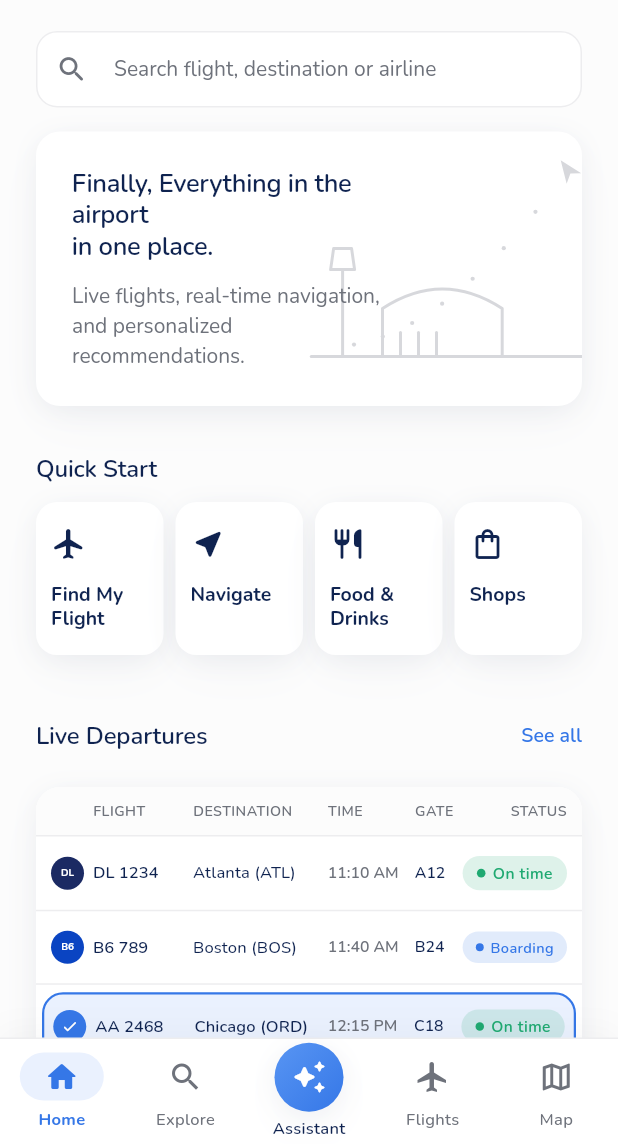
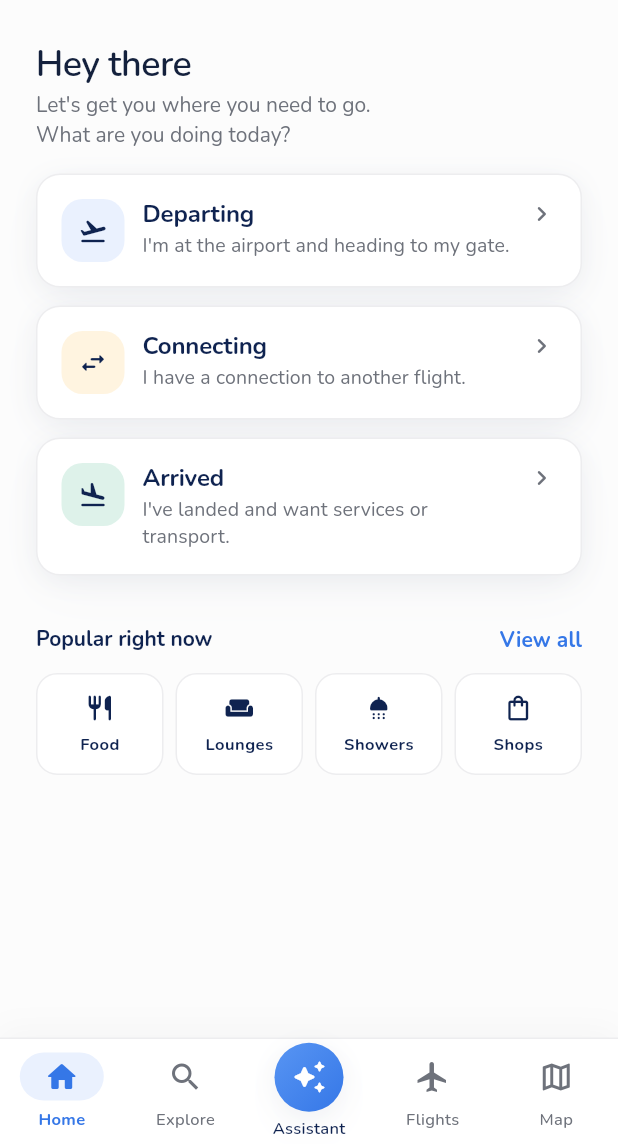
Before and after one commit to meitarmatzner16-create/airportnav, a Flutter app: the screen it shows after launch, after a tap on "Skip", on a phone screen of 412 x 824 dp, the part 92-1236 px from its top. Run offline on Flutter 3.47's test engine with Material 3 defaults, Android fonts, the phone set to English and light mode, and no system bars; our stand-ins replace flutter_riverpod, go_router, google_fonts, hive, hive_flutter, shared_preferences and 3 more; accounts and stored records are empty.

Commit message:
feat(home): Home becomes the stage chooser
Departing, connecting and arriving are genuinely different journeys and no
amount of flight data tells the app which one you are on - the same boarding
pass belongs to someone about to check in and to someone who just landed with
90 minutes to make a connection. That is the question Home now asks.

The chosen stage stops being a door: it carries step, gate and boarding time,
so the second launch reports rather than asks. The airport picker stays in the
header - it is the app's only writer of detectedAirportProvider.

Co-Authored-By: Claude Opus 4.8 <noreply@anthropic.com>

```diff
--- a/lib/features/home/presentation/home_screen.dart
+++ b/lib/features/home/presentation/home_screen.dart
@@ -4,21 +4,19 @@ import 'package:go_router/go_router.dart';
 
 import '../../../core/constants/app_colors.dart';
 import '../../../core/constants/app_spacing.dart';
-import '../../../features/flight/domain/entities/flight.dart';
 import '../../../features/flight/presentation/providers/flight_providers.dart';
-import 'widgets/assistant_entry_card.dart';
+import '../../../features/journey/domain/entities/journey.dart';
+import '../../../features/journey/presentation/providers/journey_providers.dart';
 import 'widgets/home_header.dart';
-import 'widgets/home_hero_banner.dart';
-import 'widgets/home_search_bar.dart';
-import 'widgets/live_departures_section.dart';
-import 'widgets/quick_start_section.dart';
-import 'widgets/upcoming_flight_card.dart';
+import 'widgets/stage_card.dart';
 
 const _gutter = AppSpacing.gutter;
 const _sectionGap = AppSpacing.sectionGap;
 
-/// AirportNav home - a live departures board that turns a chosen flight into
-/// personalized navigation, quick actions, and an assistant entry.
+/// Home asks the one question the app cannot answer for itself: are you
+/// departing, connecting or arriving? Knowing the flight does not settle it -
+/// the same boarding pass belongs to someone about to check in and to someone
+/// who just landed with 90 minutes to make the connection.
 class HomeScreen extends ConsumerWidget {
   const HomeScreen({super.key});
 
@@ -26,16 +24,15 @@ class HomeScreen extends ConsumerWidget {
 
   @override
   Widget build(BuildContext context, WidgetRef ref) {
-    final isDark = Theme.of(context).brightness == Brightness.dark;
+    final theme = Theme.of(context);
+    final isDark = theme.brightness == Brightness.dark;
     final detectedAirport = ref.watch(detectedAirportProvider);
-    final upcoming = ref.watch(upcomingFlightsProvider);
-    final selected = ref.watch(selectedFlightProvider);
-    final displayFlight = _displayFlight(selected, upcoming);
+    final journey = ref.watch(journeyProvider);
+    final muted = isDark ? AppColors.dMuted : AppColors.muted;
 
-    void snack(String message) {
-      ScaffoldMessenger.of(context)
-        ..hideCurrentSnackBar()
-        ..showSnackBar(SnackBar(content: Text(message)));
+    void start(JourneyStage stage) {
+      ref.read(journeyStageProvider.notifier).state = stage;
+      context.push('/journey');
     }
 
     return Scaffold(
@@ -45,7 +42,6 @@ class HomeScreen extends ConsumerWidget {
           padding: EdgeInsets.zero,
           children: [
             const SizedBox(height: AppSpacing.smMd),
-            // ── Header ────────────────────────────────────────────────
             Padding(
               padding: const EdgeInsets.symmetric(horizontal: _gutter),
               child: HomeHeader(
@@ -53,88 +49,77 @@ class HomeScreen extends ConsumerWidget {
                 airports: _airports,
                 onAirportChanged: (v) =>
                     ref.read(detectedAirportProvider.notifier).state = v,
-                onNotifications: () => snack("You're all caught up."),
+                onNotifications: () {
+                  ScaffoldMessenger.of(context)
+                    ..hideCurrentSnackBar()
+                    ..showSnackBar(
+                        const SnackBar(content: Text("You're all caught up.")));
+                },
                 onProfile: () => context.go('/more'),
               ),
             ),
-            const SizedBox(height: AppSpacing.md),
-            // ── Search ────────────────────────────────────────────────
+            const SizedBox(height: AppSpacing.lg),
             Padding(
               padding: const EdgeInsets.symmetric(horizontal: _gutter),
-              child: HomeSearchBar(
-                hint: 'Search flight, destination or airline',
-                flights: upcoming,
-                onSelected: (f) =>
-                    ref.read(selectedFlightProvider.notifier).state = f,
-              ),
-            ),
-            const SizedBox(height: AppSpacing.md),
-            // ── Hero banner ───────────────────────────────────────────
-            const Padding(
-              padding: EdgeInsets.symmetric(horizontal: _gutter),
-              child: HomeHeroBanner(),
-            ),
-            const SizedBox(height: _sectionGap),
-            // ── Quick Start ───────────────────────────────────────────
-            Padding(
-              padding: const EdgeInsets.symmetric(horizontal: _gutter),
-              child: QuickStartSection(
-                items: [
-                  QuickStartItem(
-                    icon: Icons.flight_rounded,
-                    label: 'Find My Flight',
-                    onTap: () => context.go('/flights'),
-                  ),
-                  QuickStartItem(
-                    icon: Icons.near_me_rounded,
-                    label: 'Navigate',
-                    onTap: () => context.go('/map'),
-                  ),
-                  QuickStartItem(
-                    icon: Icons.restaurant_rounded,
-                    label: 'Food & Drinks',
-                    onTap: () => context.go('/explore'),
-                  ),
-                  QuickStartItem(
-                    icon: Icons.shopping_bag_outlined,
-                    label: 'Shops',
-                    onTap: () => context.go('/explore'),
+              child: Column(
+                crossAxisAlignment: CrossAxisAlignment.start,
+                children: [
+                  Text('Hey there', style: theme.textTheme.displaySmall),
+                  const SizedBox(height: 3),
+                  Text(
+                    "Let's get you where you need to go.\nWhat are you doing today?",
+                    style: theme.textTheme.bodyMedium
+                        ?.copyWith(color: muted, height: 1.45),
                   ),
                 ],
               ),
             ),
-            const SizedBox(height: _sectionGap),
-            // ── Live Departures ───────────────────────────────────────
+            const SizedBox(height: AppSpacing.md),
             Padding(
               padding: const EdgeInsets.symmetric(horizontal: _gutter),
-              child: LiveDeparturesSection(
-                flights: upcoming,
-                selectedFlightId: displayFlight?.id,
-                onSelect: (f) =>
-                    ref.read(selectedFlightProvider.notifier).state = f,
-                onSeeAll: () => context.go('/flights'),
+              child: StageCard(
+                icon: Icons.flight_takeoff_rounded,
+                title: 'Departing',
+                description: "I'm at the airport and heading to my gate.",
+                tint: isDark ? AppColors.skyAlpha15 : AppColors.skyTint,
+                liveJourney:
+                    journey?.stage == JourneyStage.departing ? journey : null,
+                onTap: () => start(JourneyStage.departing),
+              ),
+            ),
+            const SizedBox(height: AppSpacing.smMd),
+            Padding(
+              padding: const EdgeInsets.symmetric(horizontal: _gutter),
+              child: StageCard(
+                icon: Icons.swap_horiz_rounded,
+                title: 'Connecting',
+                description: 'I have a connection to another flight.',
+                tint: isDark ? AppColors.amberAlpha15 : AppColors.amberTint,
+                liveJourney:
+                    journey?.stage == JourneyStage.connecting ? journey : null,
+                onTap: () => start(JourneyStage.connecting),
+              ),
+            ),
+            const SizedBox(height: AppSpacing.smMd),
+            Padding(
+              padding: const EdgeInsets.symmetric(horizontal: _gutter),
+              child: StageCard(
+                icon: Icons.flight_land_rounded,
+                title: 'Arrived',
+                description: "I've landed and want services or transport.",
+                tint: AppColors.successAlpha15,
+                onTap: () {
+                  ScaffoldMessenger.of(context)
+                    ..hideCurrentSnackBar()
+                    ..showSnackBar(const SnackBar(
+                        content: Text('Arrived is coming next.')));
+                },
               ),
             ),
             const SizedBox(height: _sectionGap),
-            // ── Your Upcoming Flight ──────────────────────────────────
-            if (displayFlight != null) ...[
-              Padding(
-                padding: const EdgeInsets.symmetric(horizontal: _gutter),
-                child: UpcomingFlightCard(
-                  flight: displayFlight,
-                  // Opens the flight's own detail, not a boarding pass - the
-                  // app tells you about your flight, it does not carry it.
-                  onTap: () => context.push('/home/flight/${displayFlight.id}'),
-                ),
-              ),
-              const SizedBox(height: _sectionGap),
-            ],
-            // ── Assistant ─────────────────────────────────────────────
             Padding(
               padding: const EdgeInsets.symmetric(horizontal: _gutter),
-              child: AssistantEntryCard(
-                onTap: () => context.go('/voice-chat'),
-              ),
+              child: _PopularRow(onExplore: () => context.go('/explore')),
             ),
             const SizedBox(height: AppSpacing.xxl),
           ],
@@ -142,15 +127,89 @@ class HomeScreen extends ConsumerWidget {
       ),
     );
   }
+}
 
-  /// Explicit selection wins; otherwise default to the wireframe's featured
-  /// flight (AA 2468) if present, else the soonest departure.
-  Flight? _displayFlight(Flight? selected, List<Flight> upcoming) {
-    if (selected != null) return selected;
-    if (upcoming.isEmpty) return null;
-    return upcoming.firstWhere(
-      (f) => f.flightNumber == 'AA 2468',
-      orElse: () => upcoming.first,
+class _PopularRow extends StatelessWidget {
+  final VoidCallback onExplore;
+  const _PopularRow({required this.onExplore});
+
+  static const _items = <(IconData, String)>[
+    (Icons.restaurant_rounded, 'Food'),
+    (Icons.weekend_rounded, 'Lounges'),
+    (Icons.shower_rounded, 'Showers'),
+    (Icons.shopping_bag_outlined, 'Shops'),
+  ];
+
+  @override
+  Widget build(BuildContext context) {
+    final theme = Theme.of(context);
+    final isDark = theme.brightness == Brightness.dark;
+    final textColor = isDark ? AppColors.dText : AppColors.ink;
+    final hairline = isDark ? AppColors.dHairline : AppColors.hairline;
+
+    return Column(
+      crossAxisAlignment: CrossAxisAlignment.start,
+      children: [
+        Row(
+          children: [
+            Expanded(
+              child: Text('Popular right now',
+                  maxLines: 1,
+                  overflow: TextOverflow.ellipsis,
+                  style: theme.textTheme.titleMedium?.copyWith(
+                      color: textColor, fontWeight: FontWeight.w700)),
+            ),
+            InkWell(
+              onTap: onExplore,
+              child: Text('View all',
+                  style: theme.textTheme.labelLarge?.copyWith(
+                    color: isDark ? AppColors.dSky : AppColors.sky,
+                    fontWeight: FontWeight.w700,
+                  )),
+            ),
+          ],
+        ),
+        const SizedBox(height: AppSpacing.smMd),
+        Row(
+          children: [
+            for (var i = 0; i < _items.length; i++) ...[
+              if (i > 0) const SizedBox(width: AppSpacing.sm),
+              Expanded(
+                child: Container(
+                  decoration: BoxDecoration(
+                    color: isDark ? AppColors.dSurface : AppColors.card,
+                    borderRadius: BorderRadius.circular(AppSpacing.radiusMd),
+                    border: Border.all(color: hairline, width: 1),
+                  ),
+                  child: Material(
+                    color: Colors.transparent,
+                    borderRadius: BorderRadius.circular(AppSpacing.radiusMd),
+                    clipBehavior: Clip.antiAlias,
+                    child: InkWell(
+                      onTap: onExplore,
+                      child: Padding(
+                        padding: const EdgeInsets.symmetric(
+                            vertical: AppSpacing.smMd),
+                        child: Column(
+                          children: [
+                            Icon(_items[i].$1, size: 20, color: textColor),
+                            const SizedBox(height: 6),
+                            Text(_items[i].$2,
+                                style: theme.textTheme.labelSmall?.copyWith(
+                                  color: textColor,
+                                  fontWeight: FontWeight.w700,
+                                )),
+                          ],
+                        ),
+                      ),
+                    ),
+                  ),
+                ),
+              ),
+            ],
+          ],
+        ),
+      ],
     );
   }
 }
--- /dev/null
+++ b/lib/features/home/presentation/widgets/stage_card.dart
@@ -0,0 +1,192 @@
+import 'package:flutter/material.dart';
+
+import '../../../../core/constants/app_colors.dart';
+import '../../../../core/constants/app_spacing.dart';
+import '../../../../core/constants/app_typography.dart';
+import '../../../../core/theme/app_theme.dart';
+import '../../../journey/domain/entities/journey.dart';
+
+/// One of the three ways into the airport.
+///
+/// Before it is chosen it describes a choice. Once it is the active stage it
+/// carries live status instead, so the second launch tells the traveller
+/// something rather than asking the same question again.
+class StageCard extends StatelessWidget {
+  final IconData icon;
+  final String title;
+  final String description;
+  final Color tint;
+  final Journey? liveJourney;
+  final VoidCallback onTap;
+
+  const StageCard({
+    super.key,
+    required this.icon,
+    required this.title,
+    required this.description,
+    required this.tint,
+    required this.onTap,
+    this.liveJourney,
+  });
+
+  bool get _isActive => liveJourney != null;
+
+  @override
+  Widget build(BuildContext context) {
+    final theme = Theme.of(context);
+    final isDark = theme.brightness == Brightness.dark;
+    final sky = isDark ? AppColors.dSky : AppColors.sky;
+    final muted = isDark ? AppColors.dMuted : AppColors.muted;
+    final textColor = isDark ? AppColors.dText : AppColors.ink;
+    final hairline = isDark ? AppColors.dHairline : AppColors.hairline;
+
+    return Container(
+      decoration: BoxDecoration(
+        color: isDark ? AppColors.dSurface : AppColors.card,
+        borderRadius: BorderRadius.circular(AppSpacing.radiusLg),
+        border: _isActive
+            ? Border.all(color: sky, width: 2)
+            : Border.all(color: hairline, width: 1),
+        boxShadow: isDark ? null : AppShadows.card,
+      ),
+      child: Material(
+        color: Colors.transparent,
+        borderRadius: BorderRadius.circular(AppSpacing.radiusLg),
+        clipBehavior: Clip.antiAlias,
+        child: InkWell(
+          onTap: onTap,
+          child: Padding(
+            padding: const EdgeInsets.all(AppSpacing.md),
+            child: Column(
+              crossAxisAlignment: CrossAxisAlignment.start,
+              children: [
+                Row(
+                  crossAxisAlignment: CrossAxisAlignment.start,
+                  children: [
+                    Container(
+                      width: 42,
+                      height: 42,
+                      decoration: BoxDecoration(
+                        color: tint,
+                        borderRadius:
+                            BorderRadius.circular(AppSpacing.radiusMd),
+                      ),
+                      child: Icon(icon, size: 20, color: textColor),
+                    ),
+                    const SizedBox(width: AppSpacing.smMd),
+                    Expanded(
+                      child: Column(
+                        crossAxisAlignment: CrossAxisAlignment.start,
+                        children: [
+                          Row(
+                            children: [
+                              Flexible(
+                                child: Text(
+                                  title,
+                                  maxLines: 1,
+                                  overflow: TextOverflow.ellipsis,
+                                  style: theme.textTheme.titleLarge?.copyWith(
+                                    color: textColor,
+                                    fontWeight: FontWeight.w700,
+                                  ),
+                                ),
+                              ),
+                              if (_isActive) ...[
+                                const SizedBox(width: AppSpacing.sm),
+                                Container(
+                                  padding: const EdgeInsets.symmetric(
+                                      horizontal: 7, vertical: 2),
+                                  decoration: BoxDecoration(
+                                    color: sky,
+                                    borderRadius: BorderRadius.circular(
+                                        AppSpacing.radiusFull),
+                                  ),
+                                  child: Text(
+                                    'ACTIVE',
+                                    style:
+                                        theme.textTheme.labelSmall?.copyWith(
+                                      color: Colors.white,
+                                      fontWeight: FontWeight.w700,
+                                      fontSize: 9,
+                                    ),
+                                  ),
+                                ),
+                              ],
+                            ],
+                          ),
+                          const SizedBox(height: 2),
+                          Text(
+                            _isActive
+                                ? 'Next: ${liveJourney!.currentStep.title}'
+                                    '${liveJourney!.currentStep.queueMinutes > 0 ? ' · ${liveJourney!.currentStep.queueMinutes} min queue' : ''}'
+                                : description,
+                            style: theme.textTheme.bodySmall
+                                ?.copyWith(color: muted, height: 1.35),
+                          ),
+                        ],
+                      ),
+                    ),
+                    const SizedBox(width: AppSpacing.sm),
+                    Icon(Icons.chevron_right_rounded, size: 20, color: muted),
+                  ],
+                ),
+                if (_isActive) ...[
+                  const SizedBox(height: AppSpacing.smMd),
+                  Divider(height: 1, color: hairline),
+                  const SizedBox(height: AppSpacing.sm),
+                  Row(
+                    children: [
+                      _MiniStat(
+                        label: 'Step',
+                        value:
+                            '${liveJourney!.currentIndex + 1} of ${liveJourney!.steps.length}',
+                      ),
+                      _MiniStat(
+                          label: 'Gate', value: liveJourney!.effectiveGate),
+                      if (liveJourney!.boardingTime != null)
+                        _MiniStat(
+                          label: 'Boards',
+                          value:
+                              '${liveJourney!.boardingTime!.hour.toString().padLeft(2, '0')}:${liveJourney!.boardingTime!.minute.toString().padLeft(2, '0')}',
+                        ),
+                    ],
+                  ),
+                ],
+              ],
+            ),
+          ),
+        ),
+      ),
+    );
+  }
+}
+
+class _MiniStat extends StatelessWidget {
+  final String label;
+  final String value;
+
+  const _MiniStat({required this.label, required this.value});
+
+  @override
+  Widget build(BuildContext context) {
+    final theme = Theme.of(context);
+    final isDark = theme.brightness == Brightness.dark;
+    final muted = isDark ? AppColors.dMuted : AppColors.muted;
+    final textColor = isDark ? AppColors.dText : AppColors.ink;
+
+    return Expanded(
+      child: Column(
+        crossAxisAlignment: CrossAxisAlignment.start,
+        children: [
+          Text(label,
+              style: theme.textTheme.labelSmall
+                  ?.copyWith(color: muted, fontWeight: FontWeight.w700)),
+          const SizedBox(height: 1),
+          Text(value,
+              style: AppTypography.mono(
+                  fontSize: 14, weight: FontWeight.w700, color: textColor)),
+        ],
+      ),
+    );
+  }
+}
```
Also changed, not shown: 1 other file.
